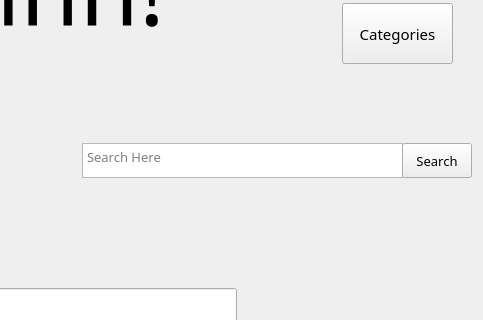
Mhrshd-fllh/AP_Project4012, file Final Presentatiosn/LoginPageFinal.ui: the form before one commit; both pictures show x 508 to 991 and y 97 to 417 of the 991 by 841 pixel window.
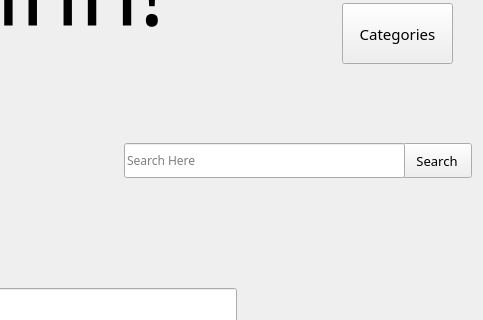
The form after the commit.

What changed in the file:
```diff
--- a/Final Presentatiosn/LoginPageFinal.ui
+++ b/Final Presentatiosn/LoginPageFinal.ui
@@ -204,31 +204,6 @@
     <bool>false</bool>
    </property>
   </widget>
-  <widget class="QTextEdit" name="SearchBox">
-   <property name="geometry">
-    <rect>
-     <x>590</x>
-     <y>240</y>
-     <width>321</width>
-     <height>35</height>
-    </rect>
-   </property>
-   <property name="font">
-    <font>
-     <family>Cooper Black</family>
-     <pointsize>10</pointsize>
-    </font>
-   </property>
-   <property name="sizeAdjustPolicy">
-    <enum>QAbstractScrollArea::AdjustToContents</enum>
-   </property>
-   <property name="tabChangesFocus">
-    <bool>false</bool>
-   </property>
-   <property name="placeholderText">
-    <string>Search Here</string>
-   </property>
-  </widget>
   <widget class="QPushButton" name="SearchButton">
    <property name="geometry">
     <rect>
@@ -350,6 +325,19 @@
     <enum>QLineEdit::Password</enum>
    </property>
   </widget>
+  <widget class="QLineEdit" name="SearchBox">
+   <property name="geometry">
+    <rect>
+     <x>632</x>
+     <y>240</y>
+     <width>281</width>
+     <height>35</height>
+    </rect>
+   </property>
+   <property name="placeholderText">
+    <string>Search Here</string>
+   </property>
+  </widget>
  </widget>
  <resources/>
  <connections/>
```
